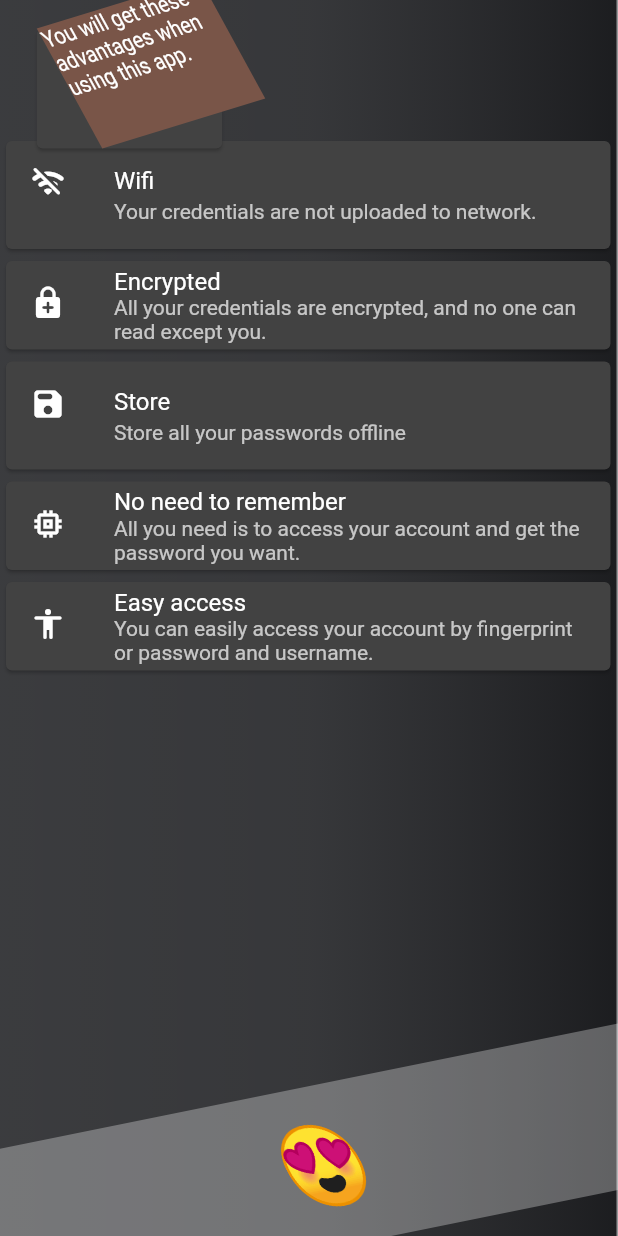
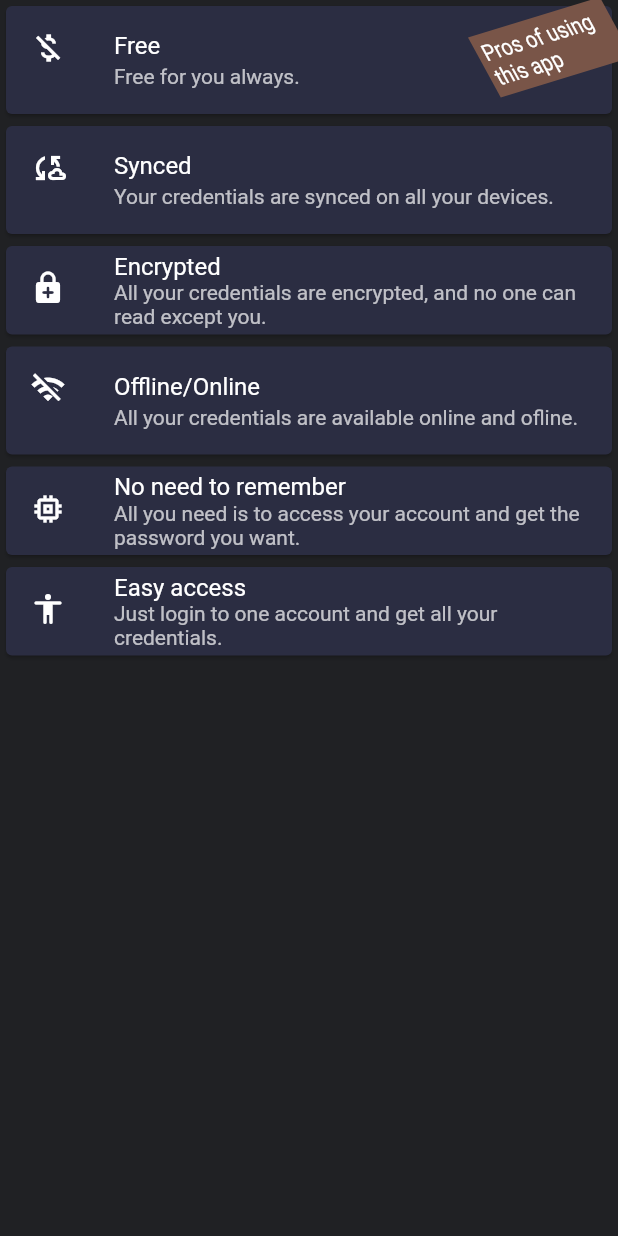
Before and after one commit to Add00w/credentials_management, a Flutter app: the HomeScreen screen opened directly, on a phone screen of 412 x 824 dp. Run offline on Flutter 3.47's test engine with Material 2 defaults, Android fonts, the phone set to English and light mode, and no system bars; our stand-ins replace equatable, firebase_auth, firebase_core, flutter_bloc, flutter_secure_storage, google_sign_in and 1 more; accounts and stored records are empty; statements that could not run were skipped.

Commit message:
some design improvements.

```diff
--- a/lib/features/home/screens/home_screen.dart
+++ b/lib/features/home/screens/home_screen.dart
@@ -7,26 +7,18 @@ class HomeScreen extends StatelessWidget {
   Widget build(BuildContext context) {
     return Scaffold(
       body: Stack(
-        alignment: Alignment.center,
-        fit: StackFit.expand,
         children: [
-          Container(
-            width: MediaQuery.of(context).size.width,
-            height: 200,
-            decoration: const BoxDecoration(
-              border: Border(right: BorderSide(color: Colors.white54)),
-              gradient: LinearGradient(
-                colors: [Colors.white12, Colors.white10, Colors.black12],
-              ),
-            ),
-            child: ListView(
-              padding: const EdgeInsets.only(top: 90),
+          ListView(
             children: const [
               _ServicesWidget(
-                  title: 'Wifi',
-                  description: 'Your credentials are not uploaded to '
-                      'network.',
-                  icon: Icons.wifi_off_rounded,
+                title: 'Free',
+                description: 'Free for you always.',
+                icon: Icons.money_off_outlined,
+              ),
+              _ServicesWidget(
+                title: 'Synced',
+                description: 'Your credentials are synced on all your devices.',
+                icon: Icons.cloud_sync_outlined,
               ),
               _ServicesWidget(
                 title: 'Encrypted',
@@ -35,9 +27,10 @@ class HomeScreen extends StatelessWidget {
                 icon: Icons.enhanced_encryption_rounded,
               ),
               _ServicesWidget(
-                  title: 'Store',
-                  description: 'Store all your passwords offline',
-                  icon: Icons.save_rounded,
+                title: 'Offline/Online',
+                description:
+                    'All your credentials are available online and ofline.',
+                icon: Icons.wifi_off_outlined,
               ),
               _ServicesWidget(
                 title: 'No need to remember',
@@ -47,47 +40,27 @@ class HomeScreen extends StatelessWidget {
               ),
               _ServicesWidget(
                 title: 'Easy access',
-                  description: 'You can easily access your account by '
-                      'fingerprint or password and username. ',
+                description:
+                    'Just login to one account and get all your credentials.',
                 icon: Icons.accessibility_rounded,
               ),
             ],
           ),
-          ),
           Positioned(
-            top: 15.0,
-            left: 20.5,
-            child: Card(
+            top: 25.0,
+            right: 0.0,
             child: Container(
               transform: Matrix4.skew(0.5, -0.3)
                 ..rotateX(-0.005)
                 ..rotateY(-0.5),
-                width: MediaQuery.of(context).size.width * 0.3,
-                height: 80,
               color: Colors.brown,
+              padding: const EdgeInsets.all(4.0),
+              width: 100,
               child: const Text(
-                  'You will get these advantages when using this '
-                  'app.',
+                'Pros of using this app',
               ),
             ),
           ),
-          ),
-          Positioned(
-            bottom: -50.0,
-            left: -40.5,
-            right: -80,
-            child: Container(
-              transform: Matrix4.skew(0.5, -0.2)..rotateY(13.1),
-              width: MediaQuery.of(context).size.width + 100,
-              alignment: Alignment.center,
-              height: 100,
-              color: Colors.white30,
-              child: const Text(
-                '😍',
-                style: TextStyle(fontSize: 50),
-              ),
-            ),
-          )
         ],
       ),
     );
@@ -108,6 +81,7 @@ class _ServicesWidget extends StatelessWidget {
   @override
   Widget build(BuildContext context) {
     return Card(
+      color: const Color(0xff2b2d42),
       child: ListTile(
         leading: Icon(icon),
         title: Text(title),
```
Lines whose indentation alone changed are shown as unchanged.
